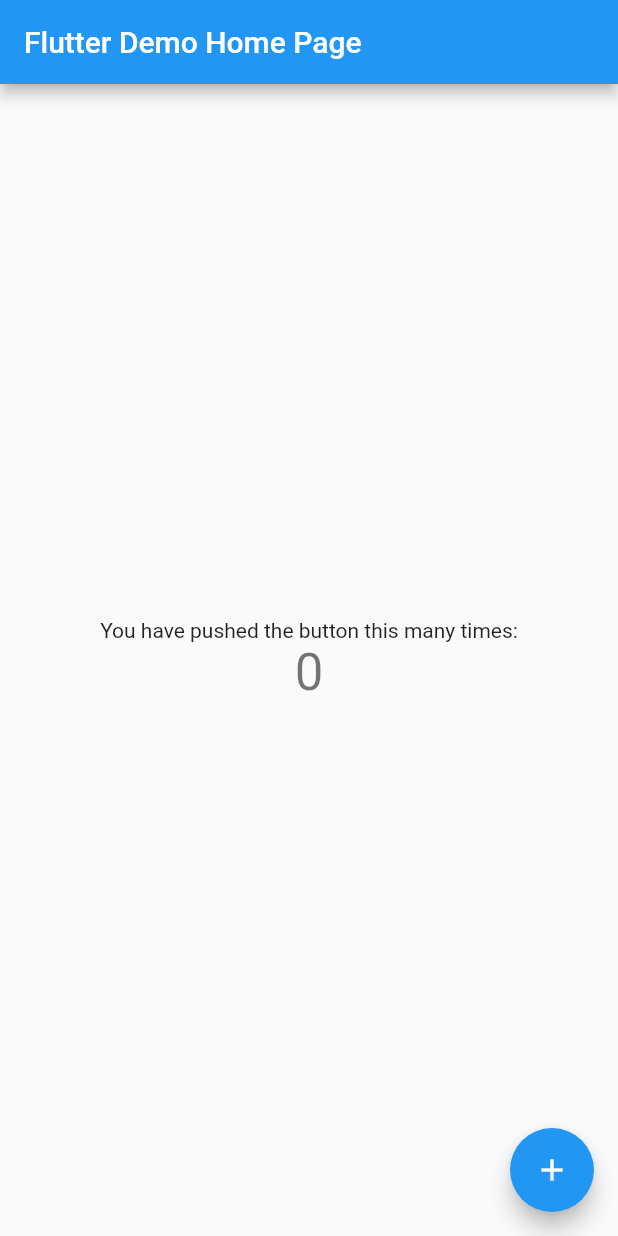
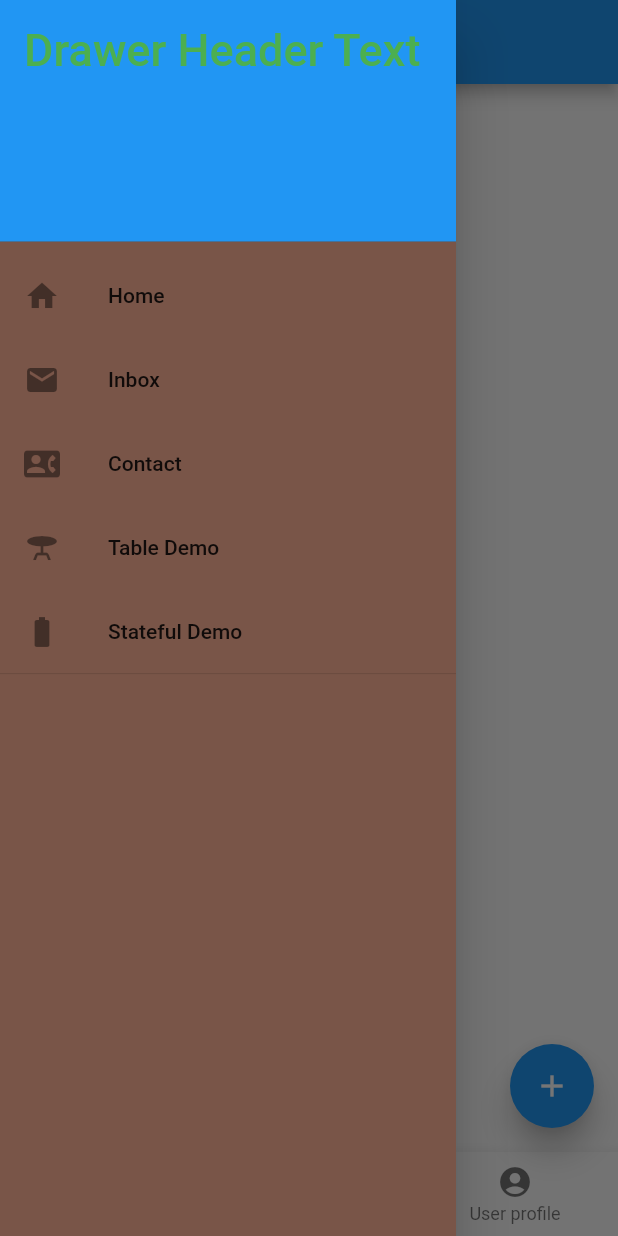
Before and after one commit to vinodkumarvijayan/my_flutter_sample_app, a Flutter app: the screen it shows after launch, with the side drawer open (before the commit the screen has no drawer), on a phone screen of 412 x 824 dp. Run offline on Flutter 3.47's test engine with Material 2 defaults, Android fonts, the phone set to English and light mode, and no system bars.

Commit message:
Added drawerdemo, tabledemo, formdemo, statefuldemo

```diff
--- /dev/null
+++ b/lib/MyHomeScreen.dart
@@ -0,0 +1,30 @@
+import 'package:flutter/material.dart';
+import 'package:my_flutter_sample_app/drawerdemo.dart';
+
+class MyHomeScreen extends StatelessWidget {
+  const MyHomeScreen({Key? key}) : super(key: key);
+
+  @override
+  Widget build(BuildContext context) {
+    return Scaffold(
+      appBar: AppBar(title: const Text("App Bar")),
+      drawer: const MyDrawer(),
+      body: const Center(
+        child: Text('My Page!'),
+      ),
+      floatingActionButton: FloatingActionButton(
+        elevation: 8.0,
+        child: const Icon(Icons.add),
+        onPressed: () {
+          print("Hello world");
+        },
+      ),
+      bottomNavigationBar: BottomNavigationBar(items: const [
+        BottomNavigationBarItem(icon: Icon(Icons.home), label: "Home"),
+        BottomNavigationBarItem(icon: Icon(Icons.search), label: "Search"),
+        BottomNavigationBarItem(
+            icon: Icon(Icons.account_circle), label: "User profile")
+      ]),
+    );
+  }
+}
--- /dev/null
+++ b/lib/drawerdemo.dart
@@ -0,0 +1,52 @@
+import 'package:flutter/material.dart';
+import 'package:my_flutter_sample_app/routes/pageroutes.dart';
+
+class MyDrawer extends StatelessWidget {
+  const MyDrawer({super.key});
+
+  @override
+  Widget build(BuildContext context) {
+    return Drawer(
+        backgroundColor: Colors.brown,
+        child: ListView(
+          padding: EdgeInsets.zero,
+          children: [
+            const DrawerHeader(
+                decoration: BoxDecoration(
+                  color: Colors.blue,
+                ),
+                child: Text(
+                  "Drawer Header Text",
+                  style: TextStyle(color: Colors.green, fontSize: 30),
+                )),
+            const ListTile(
+              title: Text("Home"),
+              leading: Icon(Icons.home),
+            ),
+            const ListTile(
+              title: Text("Inbox"),
+              leading: Icon(Icons.mail),
+            ),
+            const ListTile(
+              title: Text("Contact"),
+              leading: Icon(Icons.contact_phone),
+            ),
+            ListTile(
+              title: const Text("Table Demo"),
+              leading: Icon(Icons.table_bar),
+              onTap: () {
+                // Navigator.pop(context);
+                Navigator.pushReplacementNamed(context, PageRoutes.tableDemo);
+              },
+            ),
+            const ListTile(
+              title: Text("Stateful Demo"),
+              leading: Icon(Icons.battery_full),
+            ),
+            const Divider(
+              height: 0.2,
+            )
+          ],
+        ));
+  }
+}
--- a/lib/main.dart
+++ b/lib/main.dart
@@ -1,4 +1,5 @@
 import 'package:flutter/material.dart';
+import 'package:my_flutter_sample_app/MyHomeScreen.dart';
 
 void main() {
   runApp(const MyApp());
@@ -11,7 +12,8 @@
   @override
   Widget build(BuildContext context) {
     return MaterialApp(
-      title: 'Flutter Demo',
+      title: 'My Flutter Sample App',
+      debugShowCheckedModeBanner: false,
       theme: ThemeData(
         // This is the theme of your application.
         //
@@ -24,92 +26,7 @@
         // is not restarted.
         primarySwatch: Colors.blue,
       ),
-      home: const MyHomePage(title: 'Flutter Demo Home Page'),
+      home: const MyHomeScreen(),
     );
   }
 }
-
-class MyHomePage extends StatefulWidget {
-  const MyHomePage({Key? key, required this.title}) : super(key: key);
-
-  // This widget is the home page of your application. It is stateful, meaning
-  // that it has a State object (defined below) that contains fields that affect
-  // how it looks.
-
-  // This class is the configuration for the state. It holds the values (in this
-  // case the title) provided by the parent (in this case the App widget) and
-  // used by the build method of the State. Fields in a Widget subclass are
-  // always marked "final".
-
-  final String title;
-
-  @override
-  State<MyHomePage> createState() => _MyHomePageState();
-}
-
-class _MyHomePageState extends State<MyHomePage> {
-  int _counter = 0;
-
-  void _incrementCounter() {
-    setState(() {
-      // This call to setState tells the Flutter framework that something has
-      // changed in this State, which causes it to rerun the build method below
-      // so that the display can reflect the updated values. If we changed
-      // _counter without calling setState(), then the build method would not be
-      // called again, and so nothing would appear to happen.
-      _counter++;
-    });
-  }
-
-  @override
-  Widget build(BuildContext context) {
-    // This method is rerun every time setState is called, for instance as done
-    // by the _incrementCounter method above.
-    //
-    // The Flutter framework has been optimized to make rerunning build methods
-    // fast, so that you can just rebuild anything that needs updating rather
-    // than having to individually change instances of widgets.
-    return Scaffold(
-      appBar: AppBar(
-        // Here we take the value from the MyHomePage object that was created by
-        // the App.build method, and use it to set our appbar title.
-        title: Text(widget.title),
-      ),
-      body: Center(
-        // Center is a layout widget. It takes a single child and positions it
-        // in the middle of the parent.
-        child: Column(
-          // Column is also a layout widget. It takes a list of children and
-          // arranges them vertically. By default, it sizes itself to fit its
-          // children horizontally, and tries to be as tall as its parent.
-          //
-          // Invoke "debug painting" (press "p" in the console, choose the
-          // "Toggle Debug Paint" action from the Flutter Inspector in Android
-          // Studio, or the "Toggle Debug Paint" command in Visual Studio Code)
-          // to see the wireframe for each widget.
-          //
-          // Column has various properties to control how it sizes itself and
-          // how it positions its children. Here we use mainAxisAlignment to
-          // center the children vertically; the main axis here is the vertical
-          // axis because Columns are vertical (the cross axis would be
-          // horizontal).
-          mainAxisAlignment: MainAxisAlignment.center,
-          children: <Widget>[
-            const Text(
-              'You have pushed the button this many times:',
-            ),
-            Text(
-              '$_counter',
-              style: Theme.of(context).textTheme.headline4,
-            ),
-          ],
-        ),
-      ),
-      floatingActionButton: FloatingActionButton(
-        onPressed: _incrementCounter,
-        tooltip: 'Increment',
-        child: const Icon(Icons.add),
-      ), // This trailing comma makes auto-formatting nicer for build methods.
-    );
-  }
-}
--- /dev/null
+++ b/lib/routes/pageroutes.dart
@@ -0,0 +1,5 @@
+import '../tabledemo.dart';
+
+class PageRoutes {
+  static const String tableDemo = TableDemo.routeName;
+}
--- /dev/null
+++ b/lib/statefuldemo.dart
@@ -0,0 +1,31 @@
+import 'package:flutter/material.dart';
+
+class MyState extends StatefulWidget {
+  const MyState({super.key});
+
+  @override
+  State<MyState> createState() => _MyStateState();
+}
+
+class _MyStateState extends State<MyState> {
+  String enteredtext = " ";
+
+  @override
+  Widget build(BuildContext context) {
+    return MaterialApp(
+        home: Scaffold(
+            body: SafeArea(
+                child: Column(
+      children: [
+        TextField(
+          onChanged: (value) {
+            setState(() {
+              enteredtext = value;
+            });
+          },
+        ),
+        Text(enteredtext)
+      ],
+    ))));
+  }
+}
--- /dev/null
+++ b/lib/tabledemo.dart
@@ -0,0 +1,48 @@
+import 'package:flutter/material.dart';
+
+class TableDemo extends StatelessWidget {
+  const TableDemo({super.key});
+
+  static const String routeName = '/tabledemo';
+
+  @override
+  Widget build(BuildContext context) {
+    return MaterialApp(
+        home: Scaffold(
+            appBar: AppBar(title: Text("Table Demo")),
+            body: ListView(
+              children: [
+                Center(
+                    child: Text(
+                  'Data Matrix',
+                  style: TextStyle(fontSize: 25, fontWeight: FontWeight.bold),
+                )),
+                DataTable(columns: [
+                  DataColumn(
+                      label: Text('Id',
+                          style: TextStyle(
+                              fontSize: 20, fontWeight: FontWeight.bold))),
+                  DataColumn(
+                      label: Text('Name',
+                          style: TextStyle(
+                              fontSize: 20, fontWeight: FontWeight.bold))),
+                  DataColumn(
+                      label: Text('Profession',
+                          style: TextStyle(
+                              fontSize: 20, fontWeight: FontWeight.bold)))
+                ], rows: [
+                  DataRow(cells: [
+                    DataCell(Text('1')),
+                    DataCell(Text("Stephen")),
+                    DataCell(Text('Actor'))
+                  ]),
+                  DataRow(cells: [
+                    DataCell(Text('2')),
+                    DataCell(Text("Steve")),
+                    DataCell(Text('Leader'))
+                  ])
+                ])
+              ],
+            )));
+  }
+}
```
Also changed, not shown: lib/formdemo.dart (added, +57 -0 lines).
